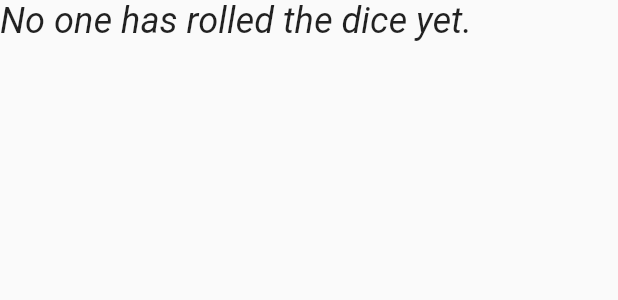
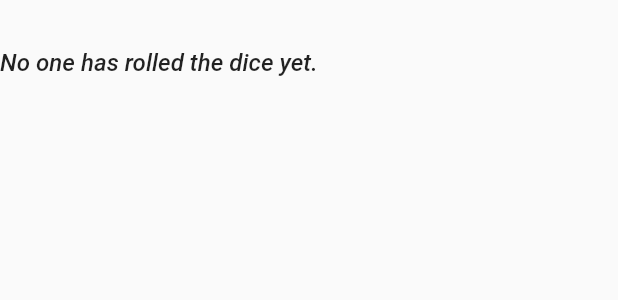
Before and after one commit to paxcodes/dicery_app, a Flutter app: the DiceRollHistory widget shown alone on an empty page, opened directly with empty values, on a phone screen of 412 x 824 dp. Shown: the top 300 px of the screen. Run offline on Flutter 3.47's test engine with Material 2 defaults, Android fonts, the light colour scheme and no system bars; our stand-ins replace animated_text_kit, flutter_screenutil, sse; missing offline and left inert: timeago_flutter; network calls fail.

Commit message:
fix(styling): add padding + use theme

```diff
--- a/lib/components/dice_roll_history.dart
+++ b/lib/components/dice_roll_history.dart
@@ -45,9 +45,15 @@ class _DiceRollHistoryState extends State<DiceRollHistory>
     }
 
     return _rollEntries.isEmpty
-        ? Text(
-            'No one has rolled the dice yet.',
-            style: TextStyle(fontStyle: FontStyle.italic),
+        ? Padding(
+            padding: const EdgeInsets.symmetric(vertical: 32.0),
+            child: Text(
+              'No one has rolled the dice yet.',
+              style: Theme.of(context)
+                  .textTheme
+                  .bodyText1
+                  .copyWith(fontStyle: FontStyle.italic),
+            ),
           )
         : ListView.builder(
             itemCount: _rollEntries.length,
```
